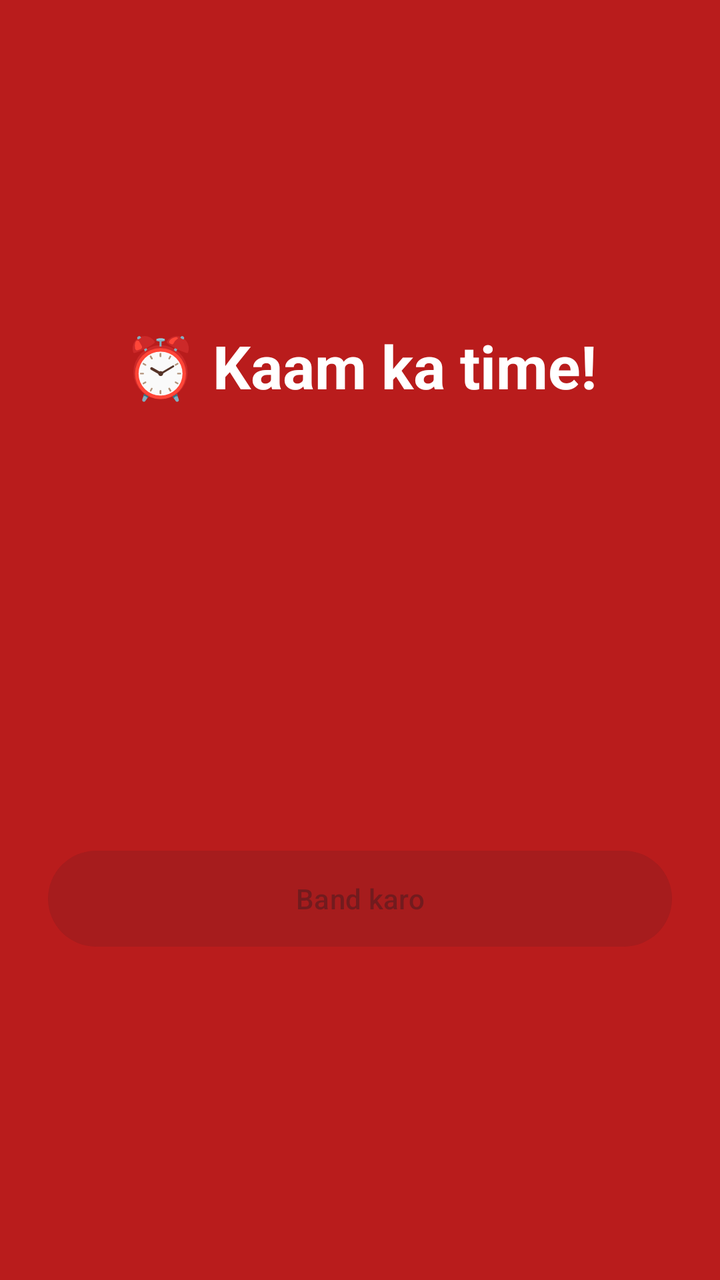
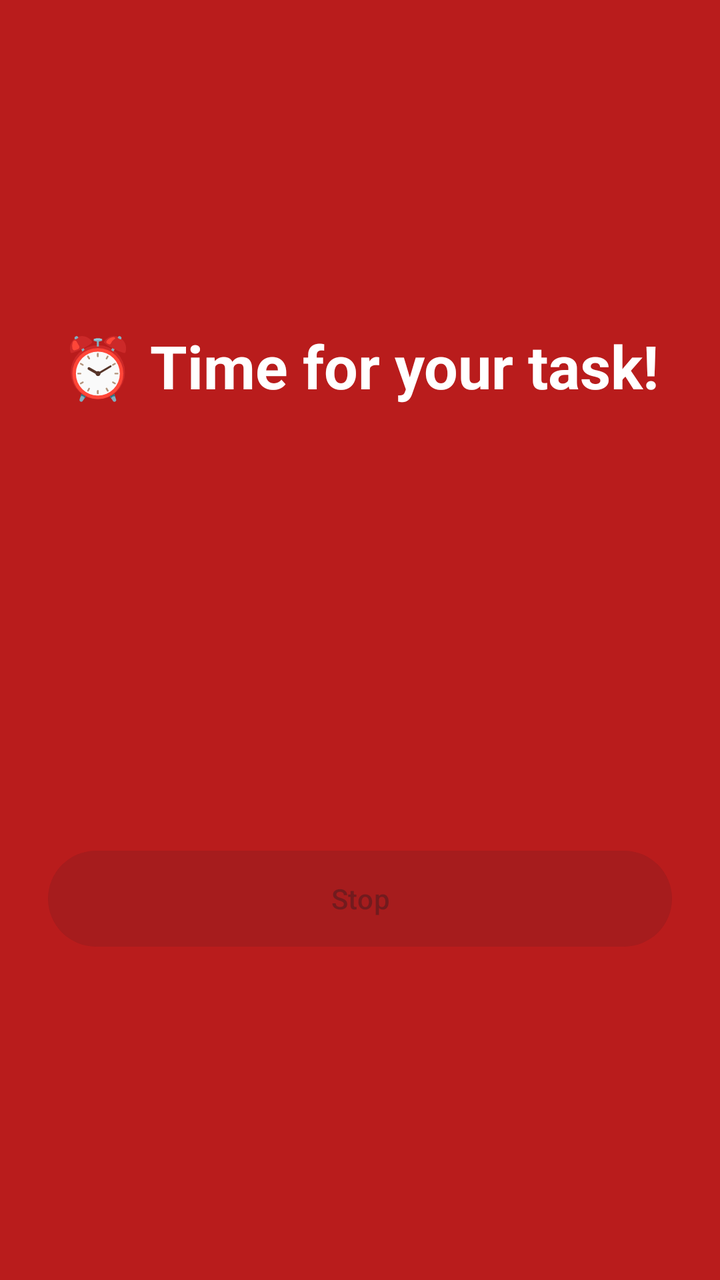

Compare the two renders of this Android layout. The source of the first and the diff that turns it into the second are given below.
<!-- AndroidManifest.xml: activity theme Theme.AlertAlarm.Ringing -->
<!-- res/layout/activity_ringing.xml -->
<?xml version="1.0" encoding="utf-8"?>
<LinearLayout xmlns:android="http://schemas.android.com/apk/res/android"
    android:layout_width="match_parent"
    android:layout_height="match_parent"
    android:background="@color/ring_bg"
    android:gravity="center"
    android:orientation="vertical"
    android:padding="24dp">

    <TextView
        android:layout_width="wrap_content"
        android:layout_height="wrap_content"
        android:text="⏰ Kaam ka time!"
        android:textColor="#FFFFFF"
        android:textSize="30sp"
        android:textStyle="bold" />

    <TextView
        android:id="@+id/taskText"
        android:layout_width="match_parent"
        android:layout_height="wrap_content"
        android:layout_marginTop="20dp"
        android:gravity="center"
        android:textColor="#FFFFFF"
        android:textSize="24sp" />

    <TextView
        android:id="@+id/countdownText"
        android:layout_width="wrap_content"
        android:layout_height="wrap_content"
        android:layout_marginTop="32dp"
        android:fontFamily="monospace"
        android:textColor="#FFFFFF"
        android:textSize="48sp"
        android:textStyle="bold" />

    <TextView
        android:id="@+id/untilText"
        android:layout_width="wrap_content"
        android:layout_height="wrap_content"
        android:layout_marginTop="8dp"
        android:gravity="center"
        android:textColor="#FFFFFF"
        android:textSize="16sp" />

    <Button
        android:id="@+id/stopButton"
        android:layout_width="match_parent"
        android:layout_height="wrap_content"
        android:layout_marginTop="40dp"
        android:enabled="false"
        android:minHeight="56dp"
        android:text="Band karo" />
</LinearLayout>
<!-- resources referenced by this layout -->
<resources>
  <color name="ring_bg">#B91C1C</color>
  <style name="Theme.AlertAlarm.Ringing" parent="Theme.Material3.DayNight.NoActionBar">
          <item name="colorPrimary">@color/brand</item>
          <item name="android:statusBarColor">@color/ring_bg</item>
      </style>
  <color name="brand">#4F46E5</color>
</resources>

<!-- the commit's change to res/layout/activity_ringing.xml (unified diff, before → after) -->
@@ -10,7 +10,7 @@
     <TextView
         android:layout_width="wrap_content"
         android:layout_height="wrap_content"
-        android:text="⏰ Kaam ka time!"
+        android:text="⏰ Time for your task!"
         android:textColor="#FFFFFF"
         android:textSize="30sp"
         android:textStyle="bold" />
@@ -50,5 +50,5 @@
         android:layout_marginTop="40dp"
         android:enabled="false"
         android:minHeight="56dp"
-        android:text="Band karo" />
+        android:text="Stop" />
 </LinearLayout>
